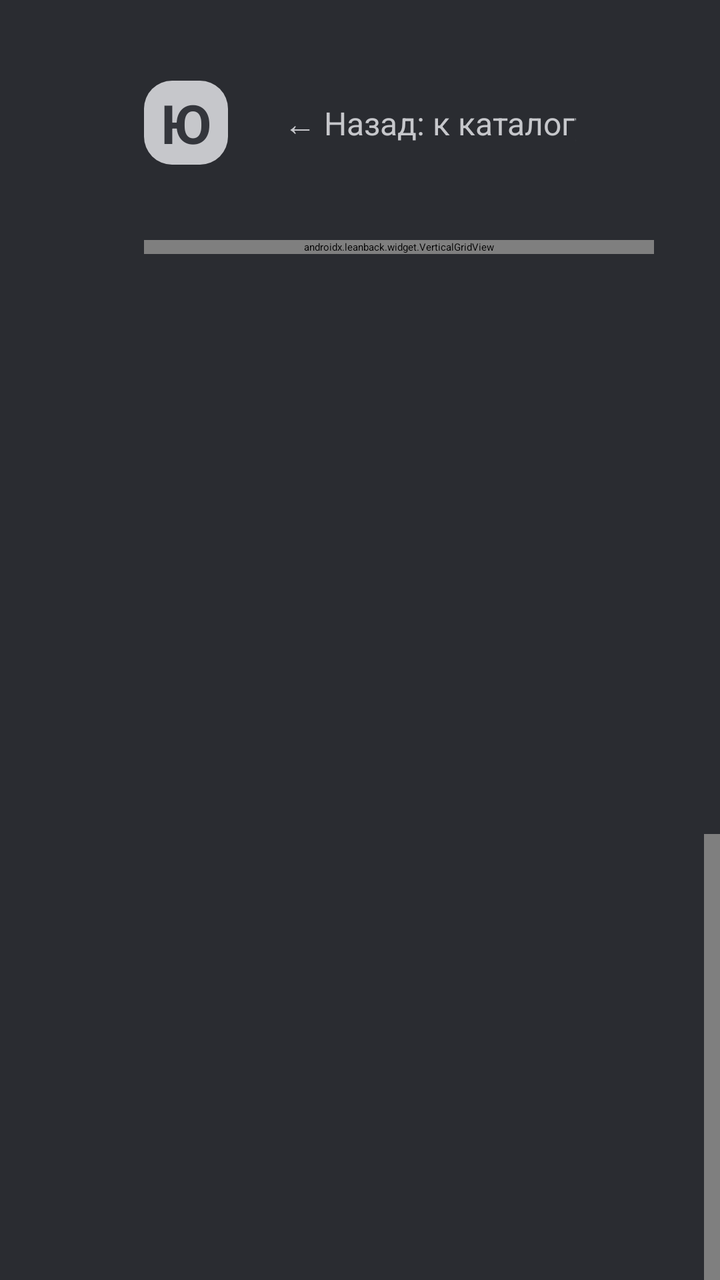
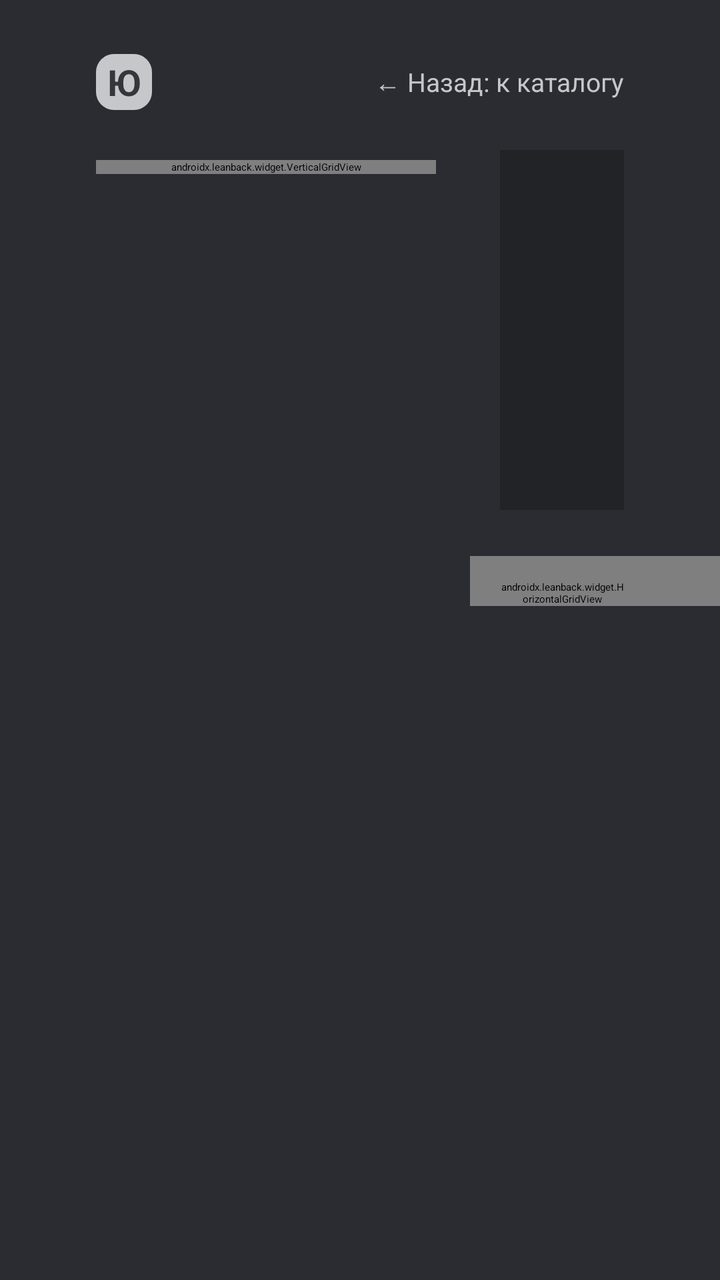

An Android layout rendered at two revisions. The XML below is the earlier revision; the diff shows what the commit changed to produce the second picture.
<!-- AndroidManifest.xml: activity theme ShowTheme -->
<!-- res/layout/fragment_show.xml -->
<?xml version="1.0" encoding="utf-8"?>
<FrameLayout xmlns:android="http://schemas.android.com/apk/res/android"
    xmlns:app="http://schemas.android.com/apk/res-auto"
    android:layout_width="match_parent"
    android:layout_height="match_parent"
    android:background="@color/brand">

    
    <LinearLayout
        android:layout_width="match_parent"
        android:layout_height="57dp"
        android:layout_marginStart="72dp"
        android:layout_marginTop="33dp"
        android:layout_marginEnd="72dp"
        android:gravity="center_vertical"
        android:orientation="horizontal">

        <TextView
            android:layout_width="42dp"
            android:layout_height="42dp"
            android:background="@drawable/logo_square"
            android:gravity="center"
            android:text="Ю"
            android:textColor="@color/letter"
            android:textSize="27sp"
            android:textStyle="bold" />

        <TextView
            android:id="@+id/show_title"
            android:layout_width="wrap_content"
            android:layout_height="wrap_content"
            android:layout_marginStart="16dp"
            android:ellipsize="end"
            android:maxLines="1"
            android:textColor="@color/text"
            android:textSize="33sp"
            android:textStyle="bold" />

        <TextView
            android:id="@+id/show_meta"
            android:layout_width="wrap_content"
            android:layout_height="wrap_content"
            android:layout_marginStart="12dp"
            android:textColor="@color/plate"
            android:textSize="18sp" />

        <View
            android:layout_width="0dp"
            android:layout_height="0dp"
            android:layout_weight="1" />

        <TextView
            android:layout_width="wrap_content"
            android:layout_height="wrap_content"
            android:text="@string/show_back_hint"
            android:textColor="@color/plate"
            android:textSize="16sp" />
    </LinearLayout>

    
    <androidx.leanback.widget.VerticalGridView
        android:id="@+id/seasons"
        android:layout_width="255dp"
        android:layout_height="wrap_content"
        android:layout_marginStart="72dp"
        android:layout_marginTop="120dp"
        android:clipChildren="false"
        android:clipToPadding="false"
        android:nextFocusRight="@id/episodes" />

    
    <FrameLayout
        android:id="@+id/ep_block"
        android:layout_width="match_parent"
        android:layout_height="270dp"
        android:layout_marginStart="375dp"
        android:layout_marginTop="112dp"
        android:layout_marginEnd="72dp">

        <ImageView
            android:id="@+id/ep_image"
            android:layout_width="480dp"
            android:layout_height="270dp"
            android:background="@color/dark"
            android:importantForAccessibility="no"
            android:scaleType="centerCrop" />

        <LinearLayout
            android:id="@+id/ep_text"
            android:layout_width="match_parent"
            android:layout_height="wrap_content"
            android:layout_marginStart="525dp"
            android:layout_marginTop="26dp"
            android:orientation="vertical">

            <TextView
                android:id="@+id/ep_num"
                android:layout_width="wrap_content"
                android:layout_height="wrap_content"
                android:textColor="@color/text"
                android:textSize="51sp"
                android:textStyle="bold" />

            <TextView
                android:id="@+id/ep_who"
                android:layout_width="match_parent"
                android:layout_height="wrap_content"
                android:layout_marginTop="10dp"
                android:maxLines="3"
                android:textColor="@color/text"
                android:textSize="25sp" />

            <TextView
                android:id="@+id/ep_meta"
                android:layout_width="wrap_content"
                android:layout_height="wrap_content"
                android:layout_marginTop="14dp"
                android:textColor="@color/plate"
                android:textSize="19sp" />

            <TextView
                android:id="@+id/ep_hint"
                android:layout_width="wrap_content"
                android:layout_height="wrap_content"
                android:layout_marginTop="33dp"
                android:text="@string/ep_watch_hint"
                android:textColor="@color/plate"
                android:textSize="17sp" />
        </LinearLayout>
    </FrameLayout>

    
    <androidx.leanback.widget.HorizontalGridView
        android:id="@+id/episodes"
        android:layout_width="match_parent"
        android:layout_height="wrap_content"
        android:layout_marginStart="352dp"
        android:layout_marginTop="417dp"
        android:clipChildren="false"
        android:clipToPadding="false"
        android:nextFocusLeft="@id/seasons"
        android:paddingStart="23dp"
        android:paddingTop="18dp"
        android:paddingEnd="72dp"
        app:rowHeight="wrap_content" />

    
    <TextView
        android:id="@+id/show_empty"
        android:layout_width="match_parent"
        android:layout_height="match_parent"
        android:layout_marginTop="90dp"
        android:gravity="center"
        android:text="@string/no_episodes"
        android:textColor="@color/text"
        android:textSize="25sp"
        android:visibility="gone" />
</FrameLayout>
<!-- resources referenced by this layout -->
<resources>
  <color name="brand">#2a2c31</color>
  <color name="dark">#212327</color>
  <color name="letter">#34363c</color>
  <color name="plate">#c6c7cb</color>
  <color name="text">#e2e3e6</color>
  <!-- drawable logo_square (drawable) -->
  <?xml version="1.0" encoding="utf-8"?>
  <shape xmlns:android="http://schemas.android.com/apk/res/android" android:shape="rectangle">
      <corners android:radius="14dp" />
      <solid android:color="@color/plate" />
  </shape>
  <string name="ep_watch_hint">OK смотреть</string>
  <string name="no_episodes">У этой передачи на сайте нет серий</string>
  <string name="show_back_hint">← Назад: к каталогу</string>
  <style name="ShowTheme" parent="AppTheme">
          
          <item name="android:windowEnterTransition">@null</item>
          <item name="android:windowReturnTransition">@transition/show_fade</item>
          <item name="android:windowSharedElementEnterTransition">@transition/show_sheet</item>
          <item name="android:windowSharedElementReturnTransition">@transition/show_sheet</item>
      </style>
  <style name="AppTheme" parent="Theme.Leanback">
          <item name="android:windowBackground">@color/brand</item>
          <item name="android:colorAccent">@color/focus</item>
          <item name="searchOrbViewStyle">@style/SettingsOrb</item>
          
          <item name="android:windowExitTransition">@null</item>
          <item name="android:windowReenterTransition">@null</item>
      </style>
  <color name="focus">#e4e5e8</color>
  <style name="SettingsOrb" parent="Widget.Leanback.SearchOrbViewStyle">
          <item name="searchOrbIcon">@drawable/ic_settings_dark</item>
          <item name="searchOrbColor">@color/plate</item>
      </style>
  <!-- drawable ic_settings_dark (drawable) -->
  <?xml version="1.0" encoding="utf-8"?>
  <vector xmlns:android="http://schemas.android.com/apk/res/android"
      android:width="24dp"
      android:height="24dp"
      android:viewportWidth="24"
      android:viewportHeight="24">
      <path
          android:fillColor="@color/letter"
          android:pathData="M19.14,12.94c0.04,-0.3 0.06,-0.61 0.06,-0.94c0,-0.32 -0.02,-0.64 -0.07,-0.94l2.03,-1.58c0.18,-0.14 0.23,-0.41 0.12,-0.61l-1.92,-3.32c-0.12,-0.22 -0.37,-0.29 -0.59,-0.22l-2.39,0.96c-0.5,-0.38 -1.03,-0.7 -1.62,-0.94L14.4,2.81c-0.04,-0.24 -0.24,-0.41 -0.48,-0.41h-3.84c-0.24,0 -0.43,0.17 -0.47,0.41L9.25,5.35C8.66,5.59 8.12,5.92 7.63,6.29L5.24,5.33c-0.22,-0.08 -0.47,0 -0.59,0.22L2.74,8.87C2.62,9.08 2.66,9.34 2.86,9.48l2.03,1.58C4.84,11.36 4.8,11.69 4.8,12s0.02,0.64 0.07,0.94l-2.03,1.58c-0.18,0.14 -0.23,0.41 -0.12,0.61l1.92,3.32c0.12,0.22 0.37,0.29 0.59,0.22l2.39,-0.96c0.5,0.38 1.03,0.7 1.62,0.94l0.36,2.54c0.05,0.24 0.24,0.41 0.48,0.41h3.84c0.24,0 0.44,-0.17 0.47,-0.41l0.36,-2.54c0.59,-0.24 1.13,-0.56 1.62,-0.94l2.39,0.96c0.22,0.08 0.47,0 0.59,-0.22l1.92,-3.32c0.12,-0.22 0.07,-0.47 -0.12,-0.61L19.14,12.94zM12,15.6c-1.98,0 -3.6,-1.62 -3.6,-3.6s1.62,-3.6 3.6,-3.6s3.6,1.62 3.6,3.6S13.98,15.6 12,15.6z" />
  </vector>
</resources>

<!-- the commit's change to res/layout/fragment_show.xml (unified diff, before → after) -->
@@ -8,41 +8,41 @@
     
     <LinearLayout
         android:layout_width="match_parent"
-        android:layout_height="57dp"
-        android:layout_marginStart="72dp"
-        android:layout_marginTop="33dp"
-        android:layout_marginEnd="72dp"
+        android:layout_height="38dp"
+        android:layout_marginStart="48dp"
+        android:layout_marginTop="22dp"
+        android:layout_marginEnd="48dp"
         android:gravity="center_vertical"
         android:orientation="horizontal">
 
         <TextView
-            android:layout_width="42dp"
-            android:layout_height="42dp"
+            android:layout_width="28dp"
+            android:layout_height="28dp"
             android:background="@drawable/logo_square"
             android:gravity="center"
             android:text="Ю"
             android:textColor="@color/letter"
-            android:textSize="27sp"
+            android:textSize="18sp"
             android:textStyle="bold" />
 
         <TextView
             android:id="@+id/show_title"
             android:layout_width="wrap_content"
             android:layout_height="wrap_content"
-            android:layout_marginStart="16dp"
+            android:layout_marginStart="11dp"
             android:ellipsize="end"
             android:maxLines="1"
             android:textColor="@color/text"
-            android:textSize="33sp"
+            android:textSize="22sp"
             android:textStyle="bold" />
 
         <TextView
             android:id="@+id/show_meta"
             android:layout_width="wrap_content"
             android:layout_height="wrap_content"
-            android:layout_marginStart="12dp"
+            android:layout_marginStart="8dp"
             android:textColor="@color/plate"
-            android:textSize="18sp" />
+            android:textSize="13sp" />
 
         <View
             android:layout_width="0dp"
@@ -54,16 +54,16 @@
             android:layout_height="wrap_content"
             android:text="@string/show_back_hint"
             android:textColor="@color/plate"
-            android:textSize="16sp" />
+            android:textSize="13sp" />
     </LinearLayout>
 
     
     <androidx.leanback.widget.VerticalGridView
         android:id="@+id/seasons"
-        android:layout_width="255dp"
+        android:layout_width="170dp"
         android:layout_height="wrap_content"
-        android:layout_marginStart="72dp"
-        android:layout_marginTop="120dp"
+        android:layout_marginStart="48dp"
+        android:layout_marginTop="80dp"
         android:clipChildren="false"
         android:clipToPadding="false"
         android:nextFocusRight="@id/episodes" />
@@ -72,15 +72,15 @@
     <FrameLayout
         android:id="@+id/ep_block"
         android:layout_width="match_parent"
-        android:layout_height="270dp"
-        android:layout_marginStart="375dp"
-        android:layout_marginTop="112dp"
-        android:layout_marginEnd="72dp">
+        android:layout_height="180dp"
+        android:layout_marginStart="250dp"
+        android:layout_marginTop="75dp"
+        android:layout_marginEnd="48dp">
 
         <ImageView
             android:id="@+id/ep_image"
-            android:layout_width="480dp"
-            android:layout_height="270dp"
+            android:layout_width="320dp"
+            android:layout_height="180dp"
             android:background="@color/dark"
             android:importantForAccessibility="no"
             android:scaleType="centerCrop" />
@@ -89,8 +89,8 @@
             android:id="@+id/ep_text"
             android:layout_width="match_parent"
             android:layout_height="wrap_content"
-            android:layout_marginStart="525dp"
-            android:layout_marginTop="26dp"
+            android:layout_marginStart="350dp"
+            android:layout_marginTop="17dp"
             android:orientation="vertical">
 
             <TextView
@@ -98,34 +98,34 @@
                 android:layout_width="wrap_content"
                 android:layout_height="wrap_content"
                 android:textColor="@color/text"
-                android:textSize="51sp"
+                android:textSize="34sp"
                 android:textStyle="bold" />
 
             <TextView
                 android:id="@+id/ep_who"
                 android:layout_width="match_parent"
                 android:layout_height="wrap_content"
-                android:layout_marginTop="10dp"
+                android:layout_marginTop="7dp"
                 android:maxLines="3"
                 android:textColor="@color/text"
-                android:textSize="25sp" />
+                android:textSize="17sp" />
 
             <TextView
                 android:id="@+id/ep_meta"
                 android:layout_width="wrap_content"
                 android:layout_height="wrap_content"
-                android:layout_marginTop="14dp"
+                android:layout_marginTop="9dp"
                 android:textColor="@color/plate"
-                android:textSize="19sp" />
+                android:textSize="13sp" />
 
             <TextView
                 android:id="@+id/ep_hint"
                 android:layout_width="wrap_content"
                 android:layout_height="wrap_content"
-                android:layout_marginTop="33dp"
+                android:layout_marginTop="22dp"
                 android:text="@string/ep_watch_hint"
                 android:textColor="@color/plate"
-                android:textSize="17sp" />
+                android:textSize="13sp" />
         </LinearLayout>
     </FrameLayout>
 
@@ -134,14 +134,14 @@
         android:id="@+id/episodes"
         android:layout_width="match_parent"
         android:layout_height="wrap_content"
-        android:layout_marginStart="352dp"
-        android:layout_marginTop="417dp"
+        android:layout_marginStart="235dp"
+        android:layout_marginTop="278dp"
         android:clipChildren="false"
         android:clipToPadding="false"
         android:nextFocusLeft="@id/seasons"
-        android:paddingStart="23dp"
-        android:paddingTop="18dp"
-        android:paddingEnd="72dp"
+        android:paddingStart="15dp"
+        android:paddingTop="12dp"
+        android:paddingEnd="48dp"
         app:rowHeight="wrap_content" />
 
     
@@ -149,10 +149,10 @@
         android:id="@+id/show_empty"
         android:layout_width="match_parent"
         android:layout_height="match_parent"
-        android:layout_marginTop="90dp"
+        android:layout_marginTop="60dp"
         android:gravity="center"
         android:text="@string/no_episodes"
         android:textColor="@color/text"
-        android:textSize="25sp"
+        android:textSize="17sp"
         android:visibility="gone" />
 </FrameLayout>
<!-- resource entries referenced after the edit -->
@@ -8,7 +8,7 @@
   <!-- drawable logo_square (drawable) -->
   <?xml version="1.0" encoding="utf-8"?>
   <shape xmlns:android="http://schemas.android.com/apk/res/android" android:shape="rectangle">
-      <corners android:radius="14dp" />
+      <corners android:radius="9dp" />
       <solid android:color="@color/plate" />
   </shape>
   <string name="ep_watch_hint">OK смотреть</string>
